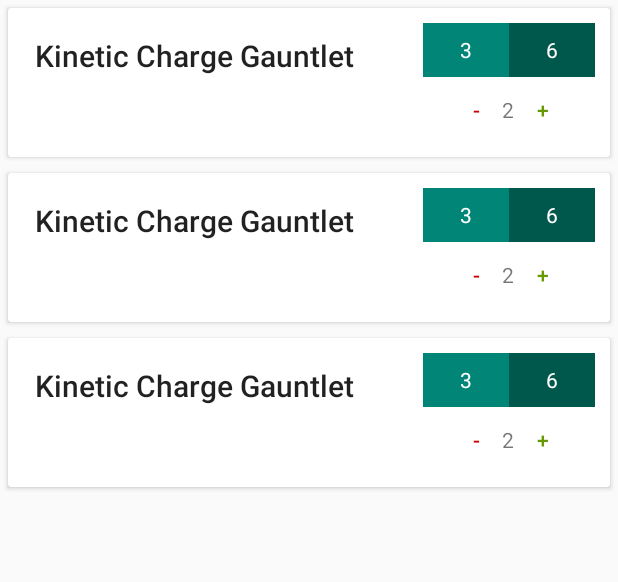
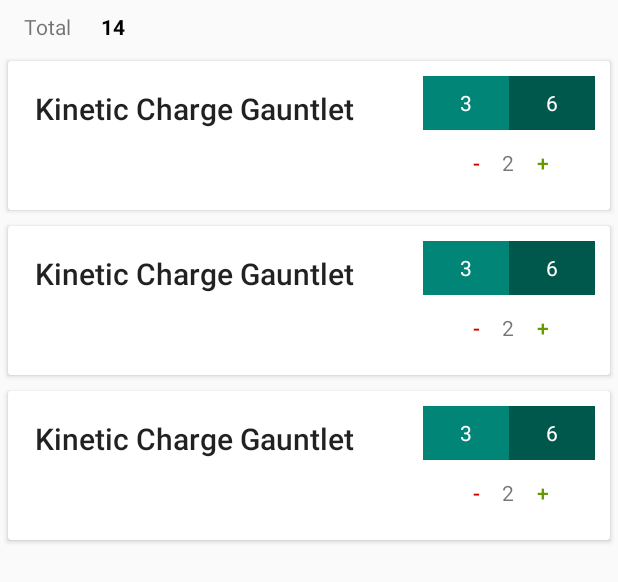
Before and after one commit to OmegaJak/ArtisanApp, an Android app: the layout content_main.xml on its own in the app's theme, with its tools: preview values and no code run, on a phone screen of 412 x 824 dp. Shown: the top 582 px of the screen. Run offline under Robolectric (Android 15) with nearby library versions, the phone set to English and light mode, and no system bars; network calls fail.

Commit message:
Add (sorta hacky) total cost calculation and updating

```diff
--- a/app/src/main/java/com/omegajak/artisanapp/MainActivity.kt
+++ b/app/src/main/java/com/omegajak/artisanapp/MainActivity.kt
@@ -17,7 +17,7 @@ import android.view.MenuItem
 import android.widget.ArrayAdapter
 import android.widget.Spinner
 import android.widget.TextView
-import kotlinx.android.synthetic.main.arcanism_card_description.view.*
+import kotlinx.android.synthetic.main.content_main.*
 import kotlinx.android.synthetic.main.creation_card.*
 
 public val TAG: String = "CustomArtisanMessage"
@@ -47,6 +47,9 @@ class MainActivity : AppCompatActivity(), NavigationView.OnNavigationItemSelecte
         val navigationView = findViewById<View>(R.id.nav_view) as NavigationView
         navigationView.setNavigationItemSelectedListener(this)
 
+        DailyCreationManager.onTotalCreationsCostUpdated = {
+            allCreationsCost.text = it.toString()
+        }
         DailyCreationManager.load()
 
         val recyclerView = findViewById<RecyclerView>(R.id.creationsRecyclerView)
--- a/app/src/main/res/layout/arcanism_card_description.xml
+++ b/app/src/main/res/layout/arcanism_card_description.xml
@@ -7,9 +7,8 @@
 
     <Spinner
         android:id="@+id/arcanismSpellSpinner"
-        android:layout_width="395dp"
-        android:layout_height="40dp"
-        android:background="@color/colorAccent"
+        android:layout_width="wrap_content"
+        android:layout_height="38dp"
         android:spinnerMode="dropdown"
         app:layout_constraintStart_toStartOf="parent"
         app:layout_constraintTop_toTopOf="parent" />
--- a/app/src/main/res/layout/content_main.xml
+++ b/app/src/main/res/layout/content_main.xml
@@ -8,10 +8,45 @@
     tools:context=".MainActivity"
     tools:showIn="@layout/app_bar_main">
 
+    <android.support.constraint.ConstraintLayout
+        android:id="@+id/constraintLayout"
+        android:layout_width="0dp"
+        android:layout_height="wrap_content"
+        app:layout_constraintEnd_toEndOf="parent"
+        app:layout_constraintStart_toStartOf="parent"
+        app:layout_constraintTop_toTopOf="parent">
+
+        <TextView
+            android:id="@+id/allCreationsCost"
+            android:layout_width="wrap_content"
+            android:layout_height="wrap_content"
+            android:layout_marginStart="20dp"
+            android:layout_marginTop="8dp"
+            android:text="14"
+            android:textColor="@android:color/black"
+            android:textStyle="bold"
+            app:layout_constraintStart_toEndOf="@+id/textView6"
+            app:layout_constraintTop_toTopOf="parent" />
+
+        <TextView
+            android:id="@+id/textView6"
+            android:layout_width="wrap_content"
+            android:layout_height="wrap_content"
+            android:layout_marginStart="16dp"
+            android:layout_marginTop="8dp"
+            android:layout_marginBottom="8dp"
+            android:text="Total"
+            app:layout_constraintBottom_toBottomOf="parent"
+            app:layout_constraintStart_toStartOf="parent"
+            app:layout_constraintTop_toTopOf="parent" />
+    </android.support.constraint.ConstraintLayout>
+
     <android.support.v7.widget.RecyclerView
         android:id="@+id/creationsRecyclerView"
         android:layout_width="match_parent"
-        android:layout_height="match_parent"
+        android:layout_height="0dp"
+        app:layout_constraintBottom_toBottomOf="parent"
+        app:layout_constraintTop_toBottomOf="@+id/constraintLayout"
         tools:listitem="@layout/creation_card" />
 
 </android.support.constraint.ConstraintLayout>
```
Also changed, not shown: app/src/main/java/com/omegajak/artisanapp/DailyCreationManager.kt (+21 -4 lines).
